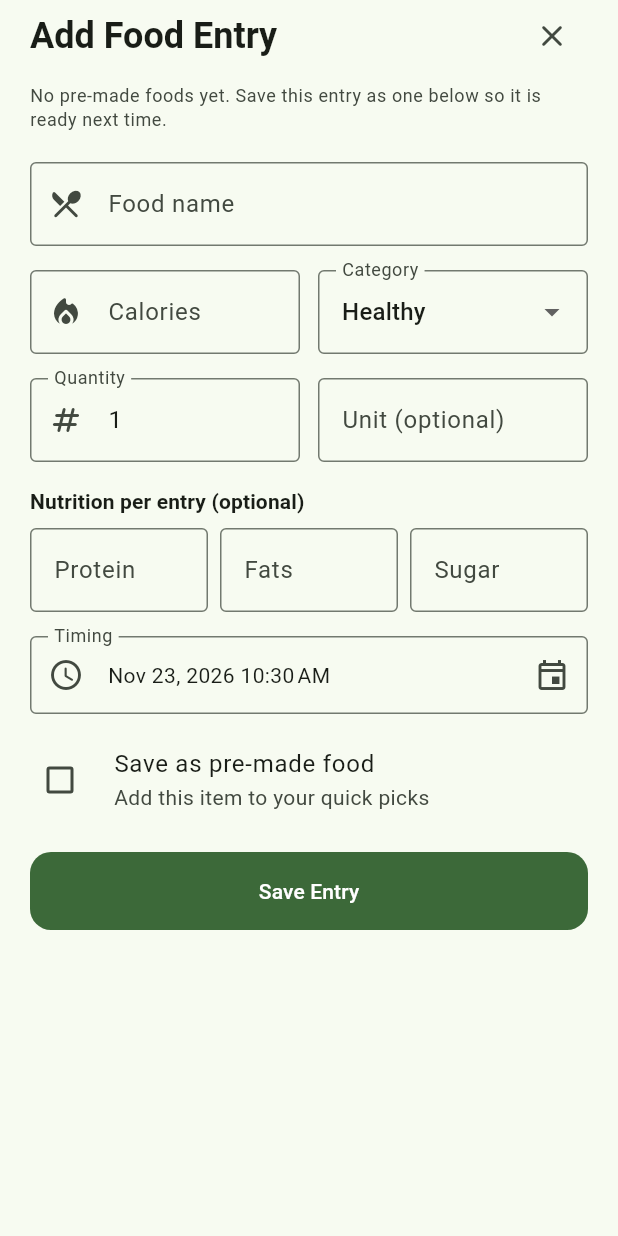
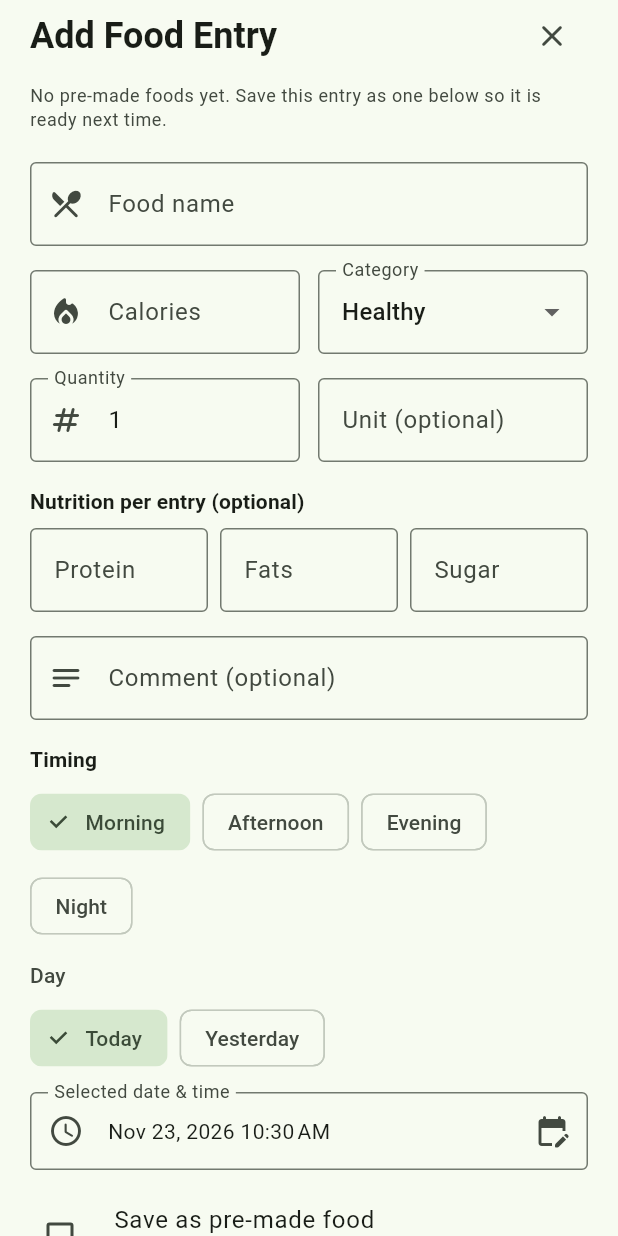
Before and after one commit to ZSank/MyTracker, a Flutter app: the AddFoodSheet widget shown alone on an empty page, opened directly, on a phone screen of 412 x 824 dp. Run offline on Flutter 3.47's test engine with Material 3 defaults, Android fonts, the phone set to English and light mode, and no system bars; our stand-ins replace file_picker, fl_chart, material_ui, shared_preferences; accounts and stored records are empty.

Commit message:
Store food logs monthly and add entry comments and timing shortcuts

```diff
--- a/lib/features/food/models/daily_food_log.dart
+++ b/lib/features/food/models/daily_food_log.dart
@@ -1,7 +1,7 @@
 import 'package:junk_food_tracker/core/utils/date_key.dart';
 import 'package:junk_food_tracker/features/food/models/food_entry.dart';
 
-/// In-memory representation of one `logs/food/YYYY-MM-DD.json` file.
+/// One day's entries, read from a `logs/food/YYYY-MM.json` file.
 class DailyFoodLog {
   DailyFoodLog({required DateTime date, List<FoodEntry> entries = const []})
     : date = dateOnly(date),
--- a/lib/features/food/models/food_entry.dart
+++ b/lib/features/food/models/food_entry.dart
@@ -5,7 +5,7 @@ import 'package:junk_food_tracker/core/models/tracker_entry.dart';
 /// [protein], [fats] and [sugar] are optional per-entry nutrition values;
 /// [calories] is the entry's total. [quantity] is the number of servings
 /// logged and [unit] is an optional label for what the quantity means
-/// (for example "g" or "ml").
+/// (for example "g" or "ml"). [comment] is an optional free-form note.
 class FoodEntry implements TrackerEntry {
   const FoodEntry({
     required this.id,
@@ -18,6 +18,7 @@ class FoodEntry implements TrackerEntry {
     this.sugar,
     this.quantity = 1,
     this.unit,
+    this.comment,
   }) : assert(calories >= 0, 'Calories cannot be negative.'),
        assert(quantity >= 0, 'Quantity cannot be negative.');
 
@@ -46,6 +47,7 @@ class FoodEntry implements TrackerEntry {
     final sugar = json['sugar'];
     final quantity = json['quantity'];
     final unit = json['unit'];
+    final comment = json['comment'];
 
     if (protein != null && protein is! num) {
       throw const FormatException('Invalid food entry protein field.');
@@ -61,6 +63,9 @@ class FoodEntry implements TrackerEntry {
     }
     if (unit != null && unit is! String) {
       throw const FormatException('Invalid food entry unit field.');
+    }
+    if (comment != null && comment is! String) {
+      throw const FormatException('Invalid food entry comment field.');
     }
 
     final parsedQuantity = quantity as num? ?? 1;
@@ -79,6 +84,7 @@ class FoodEntry implements TrackerEntry {
       sugar: sugar as num?,
       quantity: parsedQuantity,
       unit: unit as String?,
+      comment: comment as String?,
     );
   }
 
@@ -104,6 +110,9 @@ class FoodEntry implements TrackerEntry {
   /// Optional display label for the quantity, e.g. "g" or "ml".
   final String? unit;
 
+  /// Optional free-form note attached to this entry.
+  final String? comment;
+
   @override
   final DateTime timestamp;
 
@@ -118,6 +127,7 @@ class FoodEntry implements TrackerEntry {
     num? sugar,
     num? quantity,
     String? unit,
+    String? comment,
   }) {
     return FoodEntry(
       id: id ?? this.id,
@@ -130,6 +140,7 @@ class FoodEntry implements TrackerEntry {
       sugar: sugar ?? this.sugar,
       quantity: quantity ?? this.quantity,
       unit: unit ?? this.unit,
+      comment: comment ?? this.comment,
     );
   }
 
@@ -146,6 +157,7 @@ class FoodEntry implements TrackerEntry {
       if (sugar != null) 'sugar': sugar,
       'quantity': quantity,
       if (unit != null) 'unit': unit,
+      if (comment != null) 'comment': comment,
     };
   }
 }
--- a/lib/features/food/widgets/add_food_sheet.dart
+++ b/lib/features/food/widgets/add_food_sheet.dart
@@ -1,11 +1,32 @@
 import 'package:material_ui/material_ui.dart';
 import 'package:flutter/services.dart';
 import 'package:junk_food_tracker/core/state/tracker_state.dart';
+import 'package:junk_food_tracker/core/utils/date_key.dart';
 import 'package:junk_food_tracker/features/food/models/food_entry.dart';
 import 'package:junk_food_tracker/features/food/models/food_preset.dart';
 import 'package:junk_food_tracker/shared/utils/formatters.dart';
 import 'package:provider/provider.dart';
 import 'package:uuid/uuid.dart';
+
+/// Quick time-of-day shortcuts for the entry form.
+enum _DayPeriod {
+  morning('Morning', 8),
+  afternoon('Afternoon', 13),
+  evening('Evening', 18),
+  night('Night', 21);
+
+  const _DayPeriod(this.label, this.hour);
+
+  final String label;
+  final int hour;
+
+  static _DayPeriod forHour(int hour) {
+    if (hour >= 5 && hour < 12) return morning;
+    if (hour >= 12 && hour < 17) return afternoon;
+    if (hour >= 17 && hour < 21) return evening;
+    return night;
+  }
+}
 
 Future<void> showAddFoodSheet(BuildContext context, {FoodEntry? entry}) {
   return showModalBottomSheet<void>(
@@ -37,6 +58,7 @@ class _AddFoodSheetState extends State<AddFoodSheet> {
   late final TextEditingController _proteinController;
   late final TextEditingController _fatsController;
   late final TextEditingController _sugarController;
+  late final TextEditingController _commentController;
   late DateTime _timestamp;
   String? _category;
   FoodPreset? _selectedPreset;
@@ -64,6 +86,7 @@ class _AddFoodSheetState extends State<AddFoodSheet> {
     );
     _fatsController = TextEditingController(text: _optionalText(entry?.fats));
     _sugarController = TextEditingController(text: _optionalText(entry?.sugar));
+    _commentController = TextEditingController(text: entry?.comment ?? '');
     _timestamp = entry?.timestamp ?? DateTime.now();
 
     final fallbackCategory = state.foodCategories.isNotEmpty
@@ -81,6 +104,7 @@ class _AddFoodSheetState extends State<AddFoodSheet> {
     _proteinController.dispose();
     _fatsController.dispose();
     _sugarController.dispose();
+    _commentController.dispose();
     super.dispose();
   }
 
@@ -141,6 +165,29 @@ class _AddFoodSheetState extends State<AddFoodSheet> {
     }
   }
 
+  void _applyPeriod(_DayPeriod period) {
+    setState(() {
+      _timestamp = DateTime(
+        _timestamp.year,
+        _timestamp.month,
+        _timestamp.day,
+        period.hour,
+      );
+    });
+  }
+
+  void _applyDay(DateTime day) {
+    setState(() {
+      _timestamp = DateTime(
+        day.year,
+        day.month,
+        day.day,
+        _timestamp.hour,
+        _timestamp.minute,
+      );
+    });
+  }
+
   Future<void> _pickTiming() async {
     final now = DateTime.now();
     final initialDate = _timestamp.isAfter(now) ? now : _timestamp;
@@ -185,6 +232,7 @@ class _AddFoodSheetState extends State<AddFoodSheet> {
     final fats = _optionalValue(_fatsController);
     final sugar = _optionalValue(_sugarController);
     final unit = _unitController.text.trim();
+    final comment = _commentController.text.trim();
 
     setState(() => _saving = true);
 
@@ -201,6 +249,7 @@ class _AddFoodSheetState extends State<AddFoodSheet> {
         sugar: sugar,
         quantity: quantity,
         unit: unit.isEmpty ? null : unit,
+        comment: comment.isEmpty ? null : comment,
       );
 
       if (widget.entry != null) {
@@ -489,19 +538,21 @@ class _AddFoodSheetState extends State<AddFoodSheet> {
                   ],
                 ),
                 const SizedBox(height: 16),
-                InkWell(
-                  borderRadius: BorderRadius.circular(4),
-                  onTap: _saving ? null : _pickTiming,
-                  child: InputDecorator(
-                    decoration: const InputDecoration(
-                      labelText: 'Timing',
-                      prefixIcon: Icon(Icons.schedule_rounded),
-                      suffixIcon: Icon(Icons.event_outlined),
-                      border: OutlineInputBorder(),
-                    ),
-                    child: Text(formatDateTime(_timestamp)),
+                TextFormField(
+                  key: const Key('comment-field'),
+                  controller: _commentController,
+                  textCapitalization: TextCapitalization.sentences,
+                  minLines: 1,
+                  maxLines: 3,
+                  decoration: const InputDecoration(
+                    labelText: 'Comment (optional)',
+                    hintText: 'e.g. Lunch with friends',
+                    prefixIcon: Icon(Icons.notes_rounded),
+                    border: OutlineInputBorder(),
                   ),
                 ),
+                const SizedBox(height: 16),
+                _buildTimingSection(theme),
                 const SizedBox(height: 8),
                 CheckboxListTile(
                   value: _saveAsPreset,
@@ -540,6 +591,83 @@ class _AddFoodSheetState extends State<AddFoodSheet> {
           ),
         ),
       ),
+    );
+  }
+
+  Widget _buildTimingSection(ThemeData theme) {
+    final colors = theme.colorScheme;
+    final selectedPeriod = _DayPeriod.forHour(_timestamp.hour);
+    final today = dateOnly(DateTime.now());
+    final yesterday = DateTime(today.year, today.month, today.day - 1);
+
+    return Column(
+      crossAxisAlignment: CrossAxisAlignment.start,
+      children: [
+        Text(
+          'Timing',
+          style: theme.textTheme.titleSmall?.copyWith(
+            fontWeight: FontWeight.w600,
+          ),
+        ),
+        const SizedBox(height: 8),
+        Wrap(
+          spacing: 8,
+          runSpacing: 8,
+          children: [
+            for (final period in _DayPeriod.values)
+              ChoiceChip(
+                key: Key('timing-${period.name}-chip'),
+                label: Text(period.label),
+                selected: selectedPeriod == period,
+                onSelected: _saving ? null : (_) => _applyPeriod(period),
+              ),
+          ],
+        ),
+        const SizedBox(height: 12),
+        Text(
+          'Day',
+          style: theme.textTheme.labelLarge?.copyWith(
+            color: colors.onSurfaceVariant,
+          ),
+        ),
+        const SizedBox(height: 8),
+        Wrap(
+          spacing: 8,
+          runSpacing: 8,
+          children: [
+            ChoiceChip(
+              key: const Key('timing-today-chip'),
+              label: const Text('Today'),
+              selected: isSameDate(_timestamp, today),
+              onSelected: _saving ? null : (_) => _applyDay(today),
+            ),
+            ChoiceChip(
+              key: const Key('timing-yesterday-chip'),
+              label: const Text('Yesterday'),
+              selected: isSameDate(_timestamp, yesterday),
+              onSelected: _saving ? null : (_) => _applyDay(yesterday),
+            ),
+          ],
+        ),
+        const SizedBox(height: 12),
+        InputDecorator(
+          decoration: InputDecoration(
+            labelText: 'Selected date & time',
+            prefixIcon: const Icon(Icons.schedule_rounded),
+            suffixIcon: IconButton(
+              key: const Key('custom-timing-button'),
+              tooltip: 'Set exact date and time',
+              onPressed: _saving ? null : _pickTiming,
+              icon: const Icon(Icons.edit_calendar_rounded),
+            ),
+            border: const OutlineInputBorder(),
+          ),
+          child: Text(
+            formatDateTime(_timestamp),
+            key: const Key('selected-timing-text'),
+          ),
+        ),
+      ],
     );
   }
 
```
Also changed, not shown: lib/core/services/vault_service.dart (+141 -40 lines), lib/core/state/tracker_state.dart (+4 -4 lines), lib/core/utils/date_key.dart (+16 -0 lines), lib/features/food/models/monthly_food_log.dart (added, +71 -0 lines), lib/features/food/screens/home_screen.dart (+34 -1 lines), 4 other files.
